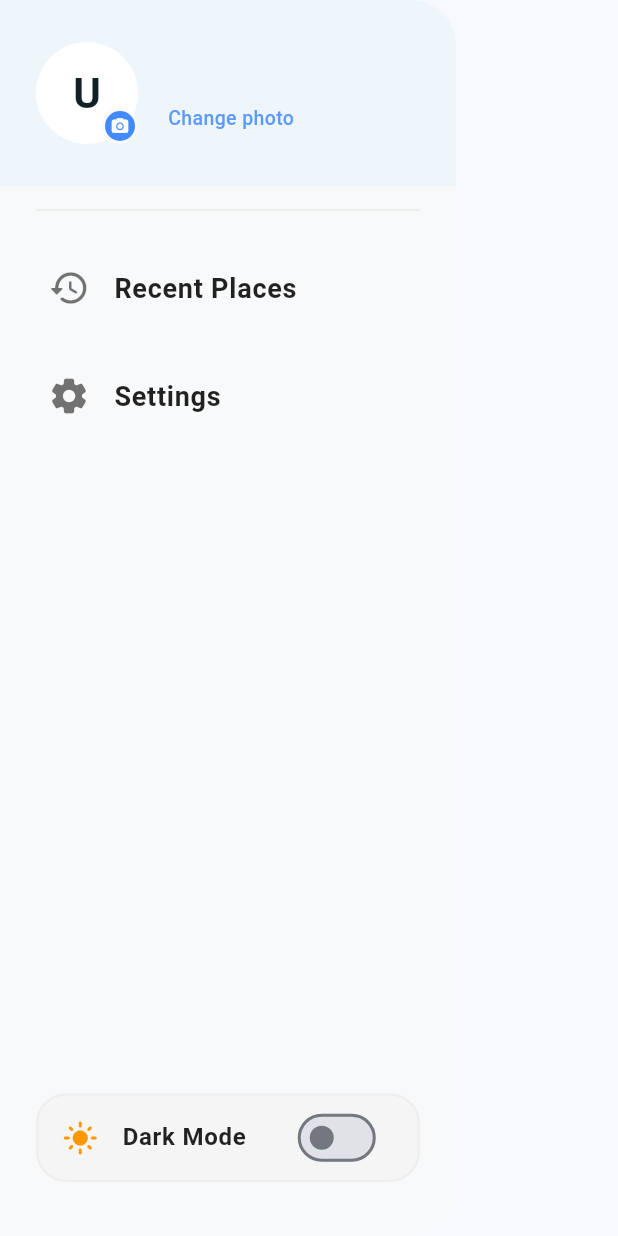
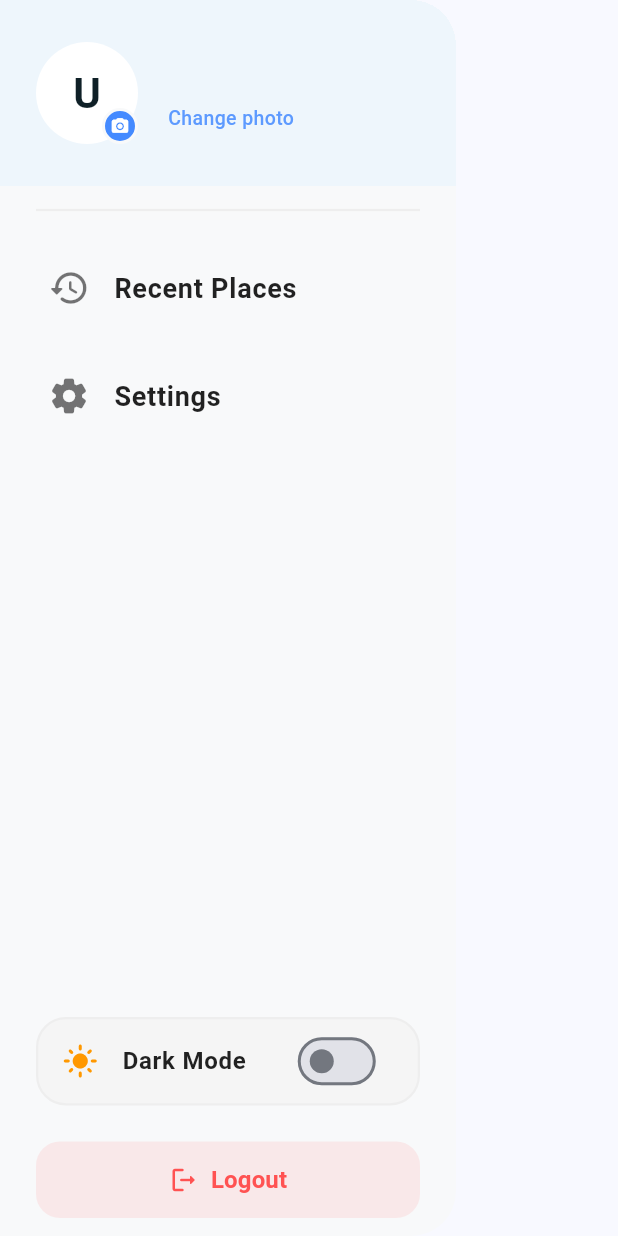
Before and after one commit to FaroukAshraf991/mapy, a Flutter app: the MainDrawer widget shown alone on an empty page, opened directly with empty values, on a phone screen of 412 x 824 dp. Run offline on Flutter 3.47's test engine with Material 3 defaults, Android fonts, the phone set to English and light mode, and no system bars; our stand-ins replace flutter_map, geolocator, image_picker, latlong2, shared_preferences, supabase_flutter; accounts and stored records are empty.

Commit message:
feat: persist login session & add logout button + fix release internet permission

```diff
--- a/lib/features/map/widgets/main_drawer.dart
+++ b/lib/features/map/widgets/main_drawer.dart
@@ -5,6 +5,8 @@ import 'package:shared_preferences/shared_preferences.dart';
 import 'package:mapy/main.dart';
 import 'package:mapy/core/constants/app_constants.dart';
 import 'package:mapy/services/profile_service.dart';
+import 'package:mapy/features/auth/services/auth_service.dart';
+import 'package:mapy/features/auth/screens/login_screen.dart';
 
 class MainDrawer extends StatefulWidget {
   final String userName;
@@ -266,6 +268,36 @@ class _MainDrawerState extends State<MainDrawer> {
                 );
               },
             ),
+
+            // ── Logout Button ───────────────────────────────────────────────
+            Padding(
+              padding: const EdgeInsets.symmetric(horizontal: 24),
+              child: SizedBox(
+                width: double.infinity,
+                child: ElevatedButton.icon(
+                  onPressed: () async {
+                    await AuthService.signOut();
+                    if (!context.mounted) return;
+                    Navigator.of(context).pushAndRemoveUntil(
+                      MaterialPageRoute(builder: (_) => const LoginScreen()),
+                      (route) => false,
+                    );
+                  },
+                  icon: const Icon(Icons.logout_rounded, size: 20),
+                  label: const Text('Logout',
+                      style: TextStyle(
+                          fontSize: 16, fontWeight: FontWeight.w600)),
+                  style: ElevatedButton.styleFrom(
+                    backgroundColor: Colors.redAccent.withValues(alpha: 0.1),
+                    foregroundColor: Colors.redAccent,
+                    elevation: 0,
+                    padding: const EdgeInsets.symmetric(vertical: 14),
+                    shape: RoundedRectangleBorder(
+                        borderRadius: BorderRadius.circular(16)),
+                  ),
+                ),
+              ),
+            ),
             const SizedBox(height: 12),
           ],
         ),
```
Also changed, not shown: lib/features/auth/services/auth_service.dart (+7 -0 lines), lib/main.dart (+16 -3 lines), 3 other files.
